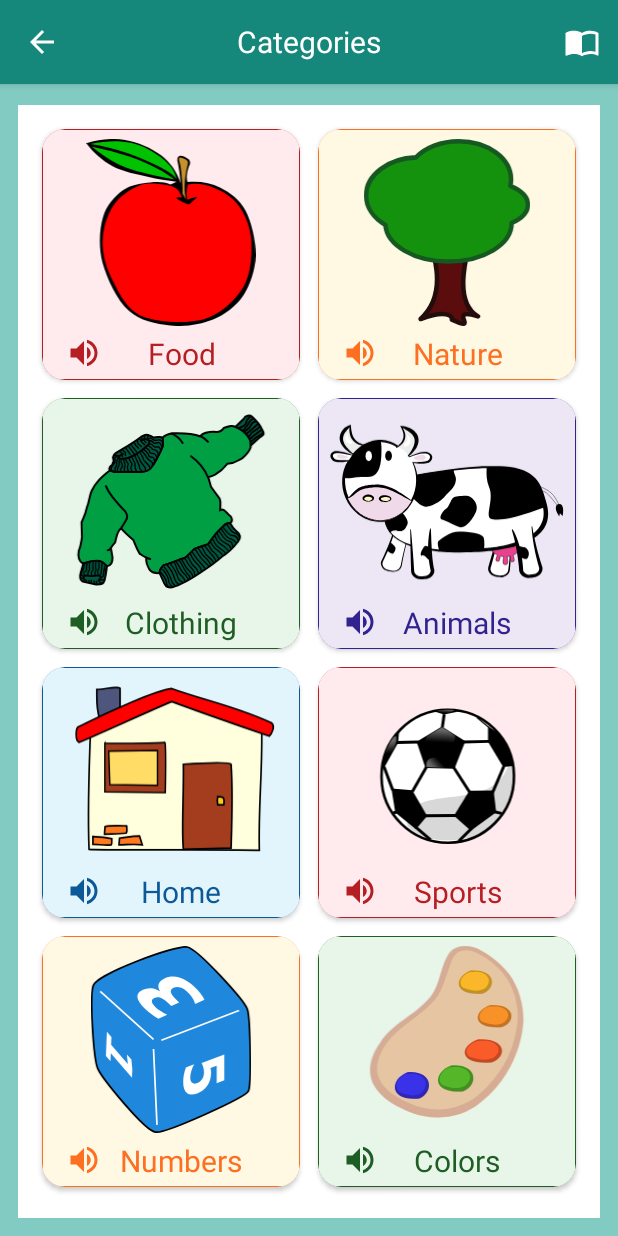
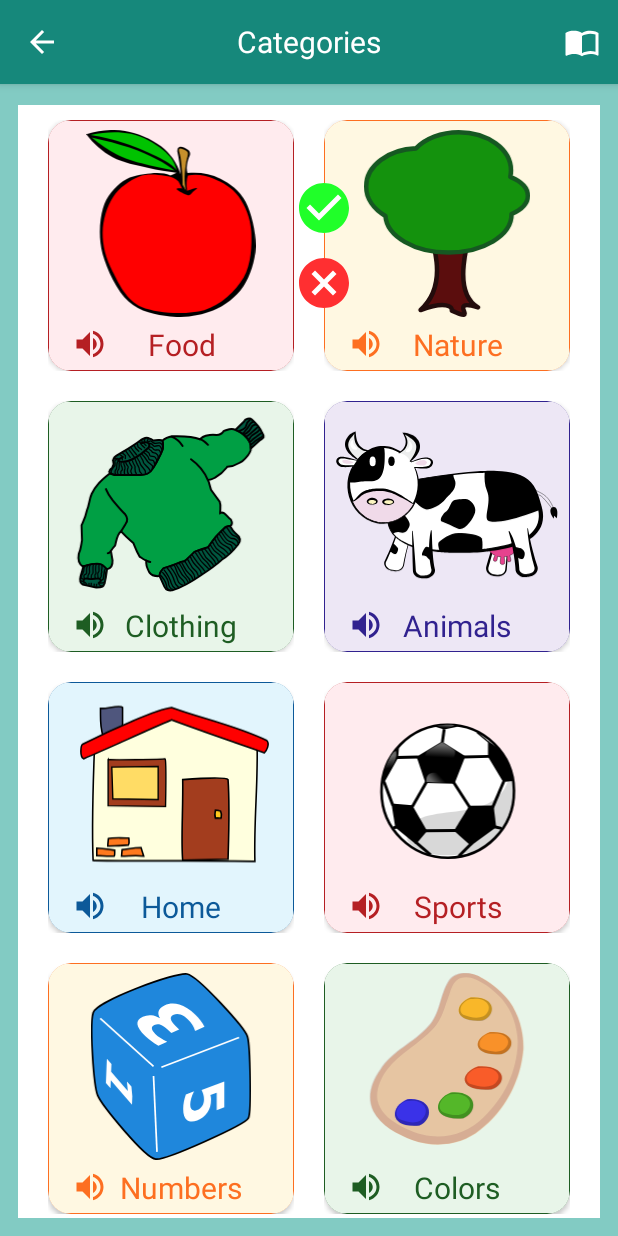
Before and after one commit to BrainyEducation/Brainy-Make-A-Story-Android, an Android app: the screen it shows after launch (CategoriesActivity), after a tap on "Nature", on a phone screen of 412 x 824 dp. Run offline under Robolectric (Android 15) with nearby library versions, the phone set to English and light mode, and no system bars.

Commit message:
adding confirmation buttons to word bank/ categories screens

```diff
--- a/prototype/app/src/main/java/com/example/make_a_story_prototype/main/Categories/view/CategoriesActivity.java
+++ b/prototype/app/src/main/java/com/example/make_a_story_prototype/main/Categories/view/CategoriesActivity.java
@@ -9,8 +9,8 @@ import android.widget.TextView;
 import android.widget.Toast;
 
 import com.example.make_a_story_prototype.R;
+import com.example.make_a_story_prototype.main.Categories.vm.CategoriesViewModel;
 import com.example.make_a_story_prototype.main.Util;
-import com.example.make_a_story_prototype.main.Categories.vm.CategoriesViewModel;
 
 import androidx.appcompat.app.AppCompatActivity;
 import androidx.appcompat.widget.Toolbar;
--- a/prototype/app/src/main/java/com/example/make_a_story_prototype/main/Categories/view/CategoryCardHolder.java
+++ b/prototype/app/src/main/java/com/example/make_a_story_prototype/main/Categories/view/CategoryCardHolder.java
@@ -4,14 +4,15 @@ import android.graphics.PorterDuff;
 import android.graphics.PorterDuffColorFilter;
 import android.graphics.drawable.Drawable;
 import android.view.View;
+import android.view.ViewGroup;
+import android.widget.Button;
 import android.widget.ImageView;
 import android.widget.RelativeLayout;
 import android.widget.TextView;
 
 import com.example.make_a_story_prototype.R;
+import com.example.make_a_story_prototype.main.Categories.vm.CategoryCardItemViewModel;
 import com.example.make_a_story_prototype.main.Util;
-import com.example.make_a_story_prototype.main.Categories.model.CategoryCardItem;
-import com.example.make_a_story_prototype.main.Categories.vm.CategoryCardItemViewModel;
 
 import androidx.annotation.NonNull;
 import androidx.cardview.widget.CardView;
@@ -19,13 +20,18 @@ import androidx.recyclerview.widget.RecyclerView;
 
 public class CategoryCardHolder extends RecyclerView.ViewHolder {
     public interface CategoryCardCallback {
-        void onClick(CategoryCardItem item);
+        void showConfirmationButtons(CategoryCardItemViewModel vm);
+        void hideConfirmationButtons(CategoryCardItemViewModel vm);
+        void confirmSelection(CategoryCardItemViewModel vm);
+
     }
 
     private ImageView categoryImage;
     private TextView categoryText;
     private RelativeLayout parentLayout;
     private CategoryCardItemViewModel vm;
+    private Button confirmButton;
+    private Button cancelButton;
 
     public CategoryCardCallback callback;
 
@@ -34,14 +40,27 @@ public class CategoryCardHolder extends RecyclerView.ViewHolder {
         this.categoryImage = itemView.findViewById(R.id.cardImage);
         this.categoryText = itemView.findViewById(R.id.cardText);
         this.parentLayout = itemView.findViewById(R.id.parentLayout);
+        this.confirmButton = itemView.findViewById(R.id.confirmButton);
+        this.cancelButton = itemView.findViewById(R.id.cancelButton);
 
-        parentLayout.setOnClickListener(new View.OnClickListener() {
-            @Override
-            public void onClick(View v) {
-                if (callback != null && vm != null) {
-                    callback.onClick(vm.cardItem);
-                }
+        parentLayout.setOnClickListener(v -> {
+            if (callback != null && vm != null) {
+                callback.showConfirmationButtons(vm);
             }
+        });
+
+        confirmButton.setOnClickListener(v -> {
+            if (callback != null && vm != null) {
+                callback.confirmSelection(vm);
+            }
+        });
+
+        cancelButton.setOnClickListener(v -> {
+            if (callback == null && vm != null) {
+                return;
+            }
+
+            callback.hideConfirmationButtons(vm);
         });
     }
 
@@ -53,10 +72,13 @@ public class CategoryCardHolder extends RecyclerView.ViewHolder {
         categoryText.setTextColor(vm.contrastColor);
 
         Drawable imageBackground = parentLayout.getBackground();
-        Drawable imageBorder = itemView.getBackground();
         Util.changeDrawableColor(imageBackground, vm.backgroundColor);
+
+
+        CardView cardView = itemView.findViewById(R.id.card_view);
+        Drawable imageBorder = cardView.getBackground();
         Util.changeDrawableColor(imageBorder, vm.contrastColor);
-        ((CardView)itemView).setRadius(23);
+        cardView.setRadius(23);
 
         // setting color for drawableLeft
         TextView text = itemView.findViewById(R.id.cardText);
@@ -64,6 +86,13 @@ public class CategoryCardHolder extends RecyclerView.ViewHolder {
                 .getCompoundDrawables()[0]
                 .mutate();
 
+        ViewGroup buttons = itemView.findViewById(R.id.confirmation_buttons);
+        if (vm.isSelected) {
+            buttons.setVisibility(View.VISIBLE);
+        } else {
+            buttons.setVisibility(View.GONE);
+        }
+
         // TODO: take another look at this
         d.setColorFilter(new PorterDuffColorFilter(vm.contrastColor, PorterDuff.Mode.SRC_IN));
     }
--- a/prototype/app/src/main/java/com/example/make_a_story_prototype/main/Categories/view/CategoryItemRecyclerViewAdapter.java
+++ b/prototype/app/src/main/java/com/example/make_a_story_prototype/main/Categories/view/CategoryItemRecyclerViewAdapter.java
@@ -9,9 +9,9 @@ import android.widget.Toast;
 
 import com.example.make_a_story_prototype.R;
 import com.example.make_a_story_prototype.main.Categories.model.CategoryCardItem;
+import com.example.make_a_story_prototype.main.Categories.vm.CategoriesViewModel;
+import com.example.make_a_story_prototype.main.Categories.vm.CategoryCardItemViewModel;
 import com.example.make_a_story_prototype.main.Wordbank.view.WordbankActivity;
-import com.example.make_a_story_prototype.main.Categories.vm.CategoryCardItemViewModel;
-import com.example.make_a_story_prototype.main.Categories.vm.CategoriesViewModel;
 
 import androidx.annotation.NonNull;
 import androidx.recyclerview.widget.RecyclerView;
@@ -46,7 +46,25 @@ public class CategoryItemRecyclerViewAdapter extends RecyclerView.Adapter<Catego
     }
 
     @Override
-    public void onClick(CategoryCardItem item) {
+    public void showConfirmationButtons(CategoryCardItemViewModel vm) {
+        for (CategoryCardItemViewModel cardVm : this.vm.getCardList()) {
+            cardVm.isSelected = false;
+        }
+
+        vm.isSelected = true;
+
+        notifyDataSetChanged();
+    }
+
+    @Override
+    public void hideConfirmationButtons(CategoryCardItemViewModel vm) {
+        vm.isSelected = false;
+        notifyDataSetChanged();
+    }
+
+    @Override
+    public void confirmSelection(CategoryCardItemViewModel vm) {
+        CategoryCardItem item = vm.cardItem;
 
         if (item.getImageLabel().toLowerCase().equals("food")) {
             Intent intent = new Intent(context, WordbankActivity.class);
--- a/prototype/app/src/main/java/com/example/make_a_story_prototype/main/Categories/vm/CategoriesViewModel.java
+++ b/prototype/app/src/main/java/com/example/make_a_story_prototype/main/Categories/vm/CategoriesViewModel.java
@@ -3,8 +3,8 @@ package com.example.make_a_story_prototype.main.Categories.vm;
 import android.content.Context;
 
 import com.example.make_a_story_prototype.R;
+import com.example.make_a_story_prototype.main.Categories.model.Categories;
 import com.example.make_a_story_prototype.main.Categories.model.CategoryCardItem;
-import com.example.make_a_story_prototype.main.Categories.model.Categories;
 
 import java.util.ArrayList;
 import java.util.Arrays;
--- a/prototype/app/src/main/java/com/example/make_a_story_prototype/main/Categories/vm/CategoryCardItemViewModel.java
+++ b/prototype/app/src/main/java/com/example/make_a_story_prototype/main/Categories/vm/CategoryCardItemViewModel.java
@@ -7,10 +7,12 @@ public class CategoryCardItemViewModel {
 
     public int backgroundColor;
     public int contrastColor;
+    public boolean isSelected;
 
     public CategoryCardItemViewModel(CategoryCardItem cardItem, int backgroundColor, int contrastColor) {
         this.cardItem = cardItem;
         this.backgroundColor = backgroundColor;
         this.contrastColor = contrastColor;
+        this.isSelected = false;
     }
 }
--- a/prototype/app/src/main/java/com/example/make_a_story_prototype/main/Util.java
+++ b/prototype/app/src/main/java/com/example/make_a_story_prototype/main/Util.java
@@ -8,7 +8,6 @@ import android.graphics.PorterDuffColorFilter;
 import android.graphics.drawable.Drawable;
 import android.os.Build;
 import android.view.WindowManager;
-import android.widget.TextView;
 
 import com.example.make_a_story_prototype.R;
 
--- a/prototype/app/src/main/java/com/example/make_a_story_prototype/main/Wordbank/vm/WordCardItemViewModel.java
+++ b/prototype/app/src/main/java/com/example/make_a_story_prototype/main/Wordbank/vm/WordCardItemViewModel.java
@@ -8,11 +8,13 @@ public class WordCardItemViewModel {
     public int backgroundColor;
     public int contrastColor;
     public boolean isUnlocked;
+    public boolean isSelected;
 
     public WordCardItemViewModel(WordCardItem cardItem, int backgroundColor, int contrastColor, boolean isUnlocked) {
         this.cardItem = cardItem;
         this.backgroundColor = backgroundColor;
         this.contrastColor = contrastColor;
         this.isUnlocked = isUnlocked;
+        this.isSelected = false;
     }
 }
--- /dev/null
+++ b/prototype/app/src/main/res/drawable/cancel.xml
@@ -0,0 +1,6 @@
+<vector android:height="24dp"
+    android:viewportHeight="24.0" android:viewportWidth="24.0"
+    android:width="24dp" xmlns:android="http://schemas.android.com/apk/res/android">
+    <path android:fillColor="#FFFFFF" android:pathData="M12,12m-10,0a10,10 0,1 1,20 0a10,10 0,1 1,-20 0"/>
+    <path android:fillColor="#FF2F31" android:pathData="M12,2C6.47,2 2,6.47 2,12s4.47,10 10,10 10,-4.47 10,-10S17.53,2 12,2zM17,15.59L15.59,17 12,13.41 8.41,17 7,15.59 10.59,12 7,8.41 8.41,7 12,10.59 15.59,7 17,8.41 13.41,12 17,15.59z"/>
+</vector>
--- /dev/null
+++ b/prototype/app/src/main/res/drawable/confirm.xml
@@ -0,0 +1,6 @@
+<vector android:height="24dp"
+    android:viewportHeight="24.0" android:viewportWidth="24.0"
+    android:width="24dp" xmlns:android="http://schemas.android.com/apk/res/android">
+    <path android:fillColor="#FFFFFF" android:pathData="M12,12m-10,0a10,10 0,1 1,20 0a10,10 0,1 1,-20 0"/>
+    <path android:fillColor="#20FF29" android:pathData="M12,2C6.48,2 2,6.48 2,12s4.48,10 10,10 10,-4.48 10,-10S17.52,2 12,2zM10,17l-5,-5 1.41,-1.41L10,14.17l7.59,-7.59L19,8l-9,9z"/>
+</vector>
--- a/prototype/app/src/main/res/layout/activity_categories.xml
+++ b/prototype/app/src/main/res/layout/activity_categories.xml
@@ -1,27 +1,26 @@
 <?xml version="1.0" encoding="utf-8"?>
-<RelativeLayout
-    xmlns:android="http://schemas.android.com/apk/res/android"
+<RelativeLayout xmlns:android="http://schemas.android.com/apk/res/android"
     xmlns:app="http://schemas.android.com/apk/res-auto"
     xmlns:tools="http://schemas.android.com/tools"
+    android:id="@+id/relative_layout"
     android:layout_width="match_parent"
     android:layout_height="match_parent"
-    tools:context=".main.Categories.view.CategoriesActivity"
-    android:id="@+id/relative_layout">
+    tools:context=".main.Categories.view.CategoriesActivity">
 
-<include
-    android:id="@+id/toolbar"
-    layout="@layout/toolbar" />
+    <include
+        android:id="@+id/toolbar"
+        layout="@layout/toolbar" />
 
     <androidx.recyclerview.widget.RecyclerView
+        android:id="@+id/recycler_view"
         android:layout_width="match_parent"
         android:layout_height="match_parent"
+        android:layout_marginLeft="12dp"
         android:layout_marginTop="70dp"
+        android:layout_marginRight="12dp"
         android:layout_marginBottom="12dp"
-        android:layout_marginLeft="12dp"
-        android:layout_marginRight="12dp"
-        android:padding="10dp"
-        android:id="@+id/recycler_view"
-        app:layout_behavior="com.google.android.material.appbar.AppBarLayout$ScrollingViewBehavior"
-        android:background="@drawable/border" />
+        android:paddingRight="20dp"
+        android:background="@drawable/border"
+        app:layout_behavior="com.google.android.material.appbar.AppBarLayout$ScrollingViewBehavior" />
 
 </RelativeLayout>
--- a/prototype/app/src/main/res/layout/activity_quiz.xml
+++ b/prototype/app/src/main/res/layout/activity_quiz.xml
@@ -73,7 +73,7 @@
                 app:layout_constraintTop_toTopOf="@+id/option3" />
 
             <ImageView
-                android:id="@+id/imageView"
+                android:id="@+id/quizImage"
                 android:layout_width="153dp"
                 android:layout_height="164dp"
                 android:layout_marginStart="129dp"
--- a/prototype/app/src/main/res/layout/activity_wordbank.xml
+++ b/prototype/app/src/main/res/layout/activity_wordbank.xml
@@ -19,7 +19,6 @@
         android:layout_marginBottom="12dp"
         android:layout_marginLeft="12dp"
         android:layout_marginRight="12dp"
-        android:padding="10dp"
         android:id="@+id/recycler_view"
         app:layout_behavior="com.google.android.material.appbar.AppBarLayout$ScrollingViewBehavior"
         android:background="@drawable/border" />
--- a/prototype/app/src/main/res/layout/card_item.xml
+++ b/prototype/app/src/main/res/layout/card_item.xml
@@ -1,27 +1,38 @@
 <?xml version="1.0" encoding="utf-8"?>
 
-<androidx.cardview.widget.CardView xmlns:android="http://schemas.android.com/apk/res/android"
+<FrameLayout xmlns:android="http://schemas.android.com/apk/res/android"
+    xmlns:app="http://schemas.android.com/apk/res-auto"
+    xmlns:card_view="http://schemas.android.com/tools"
+    android:layout_width="wrap_content"
+    android:layout_height="wrap_content">
+
+    <FrameLayout
+        android:layout_width="wrap_content"
+        android:layout_height="wrap_content"
+        android:layout_marginLeft="20dp"
+        android:layout_marginRight="0dp"
+        android:layout_marginTop="10dp"
+        android:layout_marginBottom="10dp">
+
+        <androidx.cardview.widget.CardView
+            android:id="@+id/card_view"
             android:layout_width="match_parent"
             android:layout_height="wrap_content"
-    xmlns:card_view="http://schemas.android.com/tools"
-    android:layout_margin="6dp"
-    card_view:cardCornerRadius="10dp"
-   >
+            card_view:cardCornerRadius="10dp">
 
             <RelativeLayout
+                android:id="@+id/parentLayout"
                 android:layout_width="match_parent"
                 android:layout_height="match_parent"
-        android:id="@+id/parentLayout"
                 android:layout_margin=".75dp"
-        android:background="@drawable/card_edge"
-        >
+                android:background="@drawable/card_edge">
 
                 <ImageView
                     android:id="@+id/cardImage"
                     android:layout_width="match_parent"
                     android:layout_height="160dp"
+                    android:layout_marginStart="5dp"
                     android:layout_marginTop="6dp"
-            android:layout_marginStart="5dp"
                     android:layout_marginEnd="5dp"
                     android:contentDescription="category"
                     android:paddingBottom="35dp" />
@@ -30,19 +41,49 @@
                     android:id="@+id/cardText"
                     android:layout_width="wrap_content"
                     android:layout_height="wrap_content"
+                    android:layout_alignStart="@id/cardImage"
+                    android:layout_alignEnd="@id/cardImage"
                     android:layout_alignBottom="@id/cardImage"
-            android:layout_alignEnd="@id/cardImage"
-            android:layout_alignStart="@id/cardImage"
-            android:gravity="center_horizontal"
                     android:layout_centerVertical="true"
                     android:layout_marginStart="10dp"
                     android:layout_marginBottom="3dp"
                     android:drawableLeft="@drawable/ic_volume_up_24dp"
                     android:drawablePadding="-20dp"
+                    android:gravity="center_horizontal"
                     android:text="line 1"
-            android:textSize="20sp"
-            android:textColor="@color/colorPrimaryDark" />
+                    android:textColor="@color/colorPrimaryDark"
+                    android:textSize="20sp" />
 
             </RelativeLayout>
 
         </androidx.cardview.widget.CardView>
+    </FrameLayout>
+
+    <LinearLayout
+        android:id="@+id/confirmation_buttons"
+        android:layout_width="wrap_content"
+        android:layout_height="wrap_content"
+        android:layout_gravity="start|center_vertical"
+        android:orientation="vertical">
+
+        <Button
+            android:id="@+id/confirmButton"
+            android:layout_width="40dp"
+            android:layout_height="40dp"
+            android:background="@drawable/confirm"
+            android:padding="15dp" />
+
+        <Space
+            android:layout_width="0dp"
+            android:layout_height="10dp" />
+
+        <Button
+            android:id="@+id/cancelButton"
+            android:layout_width="40dp"
+            android:layout_height="40dp"
+            android:background="@drawable/cancel"
+            android:padding="15dp" />
+
+    </LinearLayout>
+
+</FrameLayout>
```
Also changed, not shown: prototype/app/src/main/java/com/example/make_a_story_prototype/main/Quiz/view/QuizActivity.java (+7 -1 lines), prototype/app/src/main/java/com/example/make_a_story_prototype/main/Quiz/vm/QuizWordViewModel.java (added, +25 -0 lines), prototype/app/src/main/java/com/example/make_a_story_prototype/main/Wordbank/view/WordCardHolder.java (+46 -11 lines), prototype/app/src/main/java/com/example/make_a_story_prototype/main/Wordbank/view/WordbankItemRecyclerViewAdapter.java (+18 -1 lines). Lines whose indentation alone changed are shown as unchanged.
